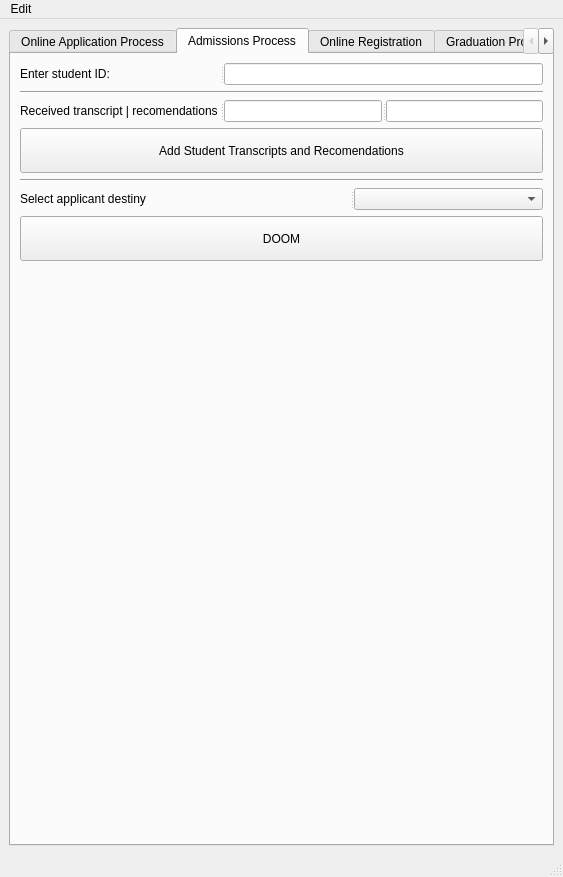
Qt form starrs/ui/ui_main.ui (kiryha/CIS556) before a commit.
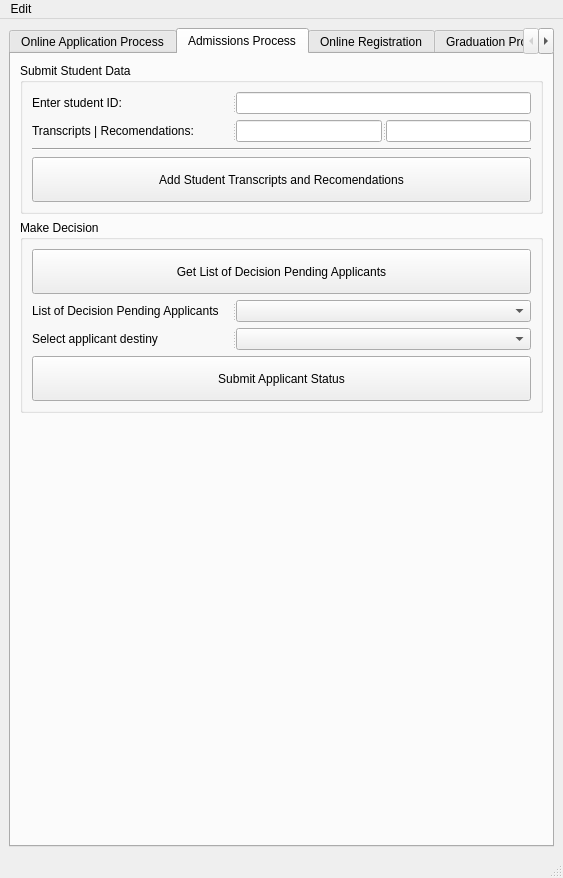
The same form after that commit. The open tabs and pages were chosen to show the change.

Commit message: set applicant status

What changed in the file:
```diff
--- a/starrs/ui/ui_main.ui
+++ b/starrs/ui/ui_main.ui
@@ -7,7 +7,7 @@
     <x>0</x>
     <y>0</y>
     <width>563</width>
-    <height>877</height>
+    <height>878</height>
    </rect>
   </property>
   <property name="windowTitle">
@@ -350,6 +350,12 @@
        </attribute>
        <layout class="QVBoxLayout" name="verticalLayout_6">
         <item>
+         <widget class="QGroupBox" name="groupBox">
+          <property name="title">
+           <string>Submit Student Data</string>
+          </property>
+          <layout class="QVBoxLayout" name="verticalLayout_10">
+           <item>
          <widget class="QSplitter" name="splitter_12">
           <property name="orientation">
            <enum>Qt::Horizontal</enum>
@@ -374,13 +380,6 @@
           <widget class="QLineEdit" name="linStudentIDAdmission"/>
          </widget>
         </item>
-        <item>
-         <widget class="Line" name="line_3">
-          <property name="orientation">
-           <enum>Qt::Horizontal</enum>
-          </property>
-         </widget>
-        </item>
         <item>
          <widget class="QSplitter" name="splitter_13">
           <property name="orientation">
@@ -400,13 +399,20 @@
             </size>
            </property>
            <property name="text">
-            <string>Received transcript | recomendations</string>
+               <string>Transcripts | Recomendations:</string>
            </property>
           </widget>
           <widget class="QLineEdit" name="linTranscript"/>
           <widget class="QLineEdit" name="linRecommendation"/>
          </widget>
         </item>
+           <item>
+            <widget class="Line" name="line_3">
+             <property name="orientation">
+              <enum>Qt::Horizontal</enum>
+             </property>
+            </widget>
+           </item>
         <item>
          <widget class="QPushButton" name="btnAddStudentData">
           <property name="minimumSize">
@@ -420,11 +426,51 @@
           </property>
          </widget>
         </item>
+          </layout>
+         </widget>
+        </item>
         <item>
-         <widget class="Line" name="line_5">
+         <widget class="QGroupBox" name="groupBox_4">
+          <property name="title">
+           <string>Make Decision</string>
+          </property>
+          <layout class="QVBoxLayout" name="verticalLayout_11">
+           <item>
+            <widget class="QPushButton" name="btnGetPendingApplicants">
+             <property name="minimumSize">
+              <size>
+               <width>0</width>
+               <height>45</height>
+              </size>
+             </property>
+             <property name="text">
+              <string>Get List of Decision Pending Applicants</string>
+             </property>
+            </widget>
+           </item>
+           <item>
+            <widget class="QSplitter" name="splitter_26">
           <property name="orientation">
            <enum>Qt::Horizontal</enum>
           </property>
+             <widget class="QLabel" name="label_27">
+              <property name="minimumSize">
+               <size>
+                <width>200</width>
+                <height>0</height>
+               </size>
+              </property>
+              <property name="maximumSize">
+               <size>
+                <width>200</width>
+                <height>16777215</height>
+               </size>
+              </property>
+              <property name="text">
+               <string>List of Decision Pending Applicants</string>
+              </property>
+             </widget>
+             <widget class="QComboBox" name="comPendingApplicants"/>
          </widget>
         </item>
         <item>
@@ -433,6 +479,18 @@
            <enum>Qt::Horizontal</enum>
           </property>
           <widget class="QLabel" name="label_2">
+              <property name="minimumSize">
+               <size>
+                <width>200</width>
+                <height>0</height>
+               </size>
+              </property>
+              <property name="maximumSize">
+               <size>
+                <width>200</width>
+                <height>16777215</height>
+               </size>
+              </property>
            <property name="text">
             <string>Select applicant destiny</string>
            </property>
@@ -449,8 +507,11 @@
            </size>
           </property>
           <property name="text">
-           <string>DOOM</string>
-          </property>
+              <string>Submit Applicant Status</string>
+             </property>
+            </widget>
+           </item>
+          </layout>
          </widget>
         </item>
         <item>
```
Left out of the diff: 27 changed lines with no effect on the pictures. Lines whose indentation alone changed are shown as unchanged. The commit also changes 3 other files.
